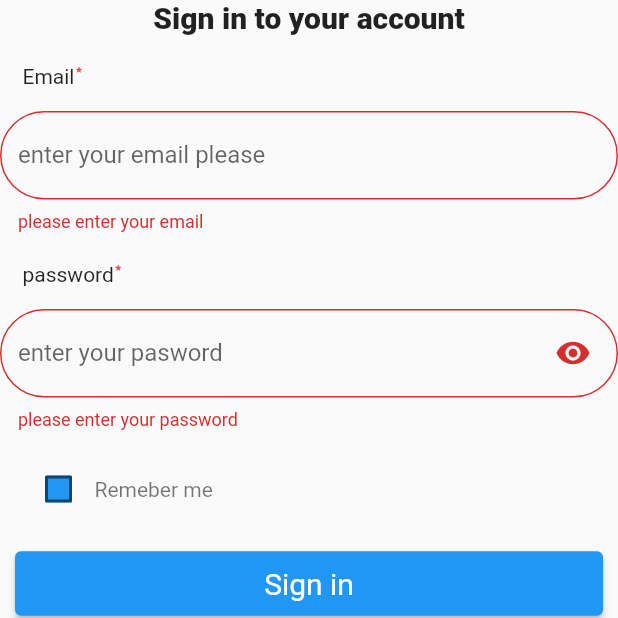
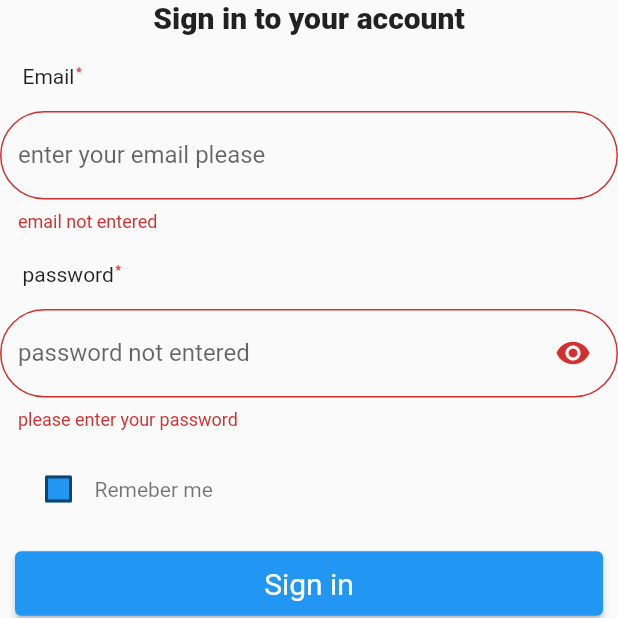
Before and after one commit to zerihunMoges/GOJO, a Flutter app: the login screen opened directly, after a tap on "Sign in", on a phone screen of 412 x 824 dp, the top half of it. Run offline on Flutter 3.47's test engine with Material 2 defaults, Android fonts, the phone set to English and light mode, and no system bars; our stand-ins replace bubble, file_picker, grouped_list.

Commit message:
additional meassages updated

```diff
--- a/gojo_flutter/lib/login_and_post/login.dart
+++ b/gojo_flutter/lib/login_and_post/login.dart
@@ -19,7 +19,7 @@ class _loginState extends State<login> {
         MaterialState.focused,
       };
       if (states.any(interactiveStates.contains)) {
-        return Colors.pink;
+        return Colors.orange;
       }
       return Colors.blue;
     }
@@ -31,7 +31,7 @@ class _loginState extends State<login> {
             Expanded(
               flex: 1,
               child: Image(
-                image: AssetImage('assets/food_6.jpeg'),
+                image: AssetImage('assets/food_3.jpeg'),
                 fit: BoxFit.cover,
                 width: double.infinity,
               ),
@@ -79,7 +79,7 @@ class _loginState extends State<login> {
                           )),
                       validator: (value) {
                         if (value == null || value.isEmpty) {
-                          return "please enter your email";
+                          return "email not entered ";
                         }
                         return null;
                       },
@@ -110,7 +110,7 @@ class _loginState extends State<login> {
                             child: Icon(Icons
                                 .remove_red_eye), // myIcon is a 48px-wide widget.
                           ),
-                          labelText: "enter your pasword",
+                          labelText: "password not entered ",
                           border: OutlineInputBorder(
                             borderRadius:
                                 BorderRadius.all(Radius.circular(30.0)),
@@ -162,7 +162,7 @@ class _loginState extends State<login> {
                             // If the form is valid, display a snackbar. In the real world,
                             // you'd often call a server or save the information in a database.
                             ScaffoldMessenger.of(context).showSnackBar(
-                              const SnackBar(content: Text('Processing Data')),
+                              const SnackBar(content: Text('hold on please')),
                             );
                           }
                         },
```
